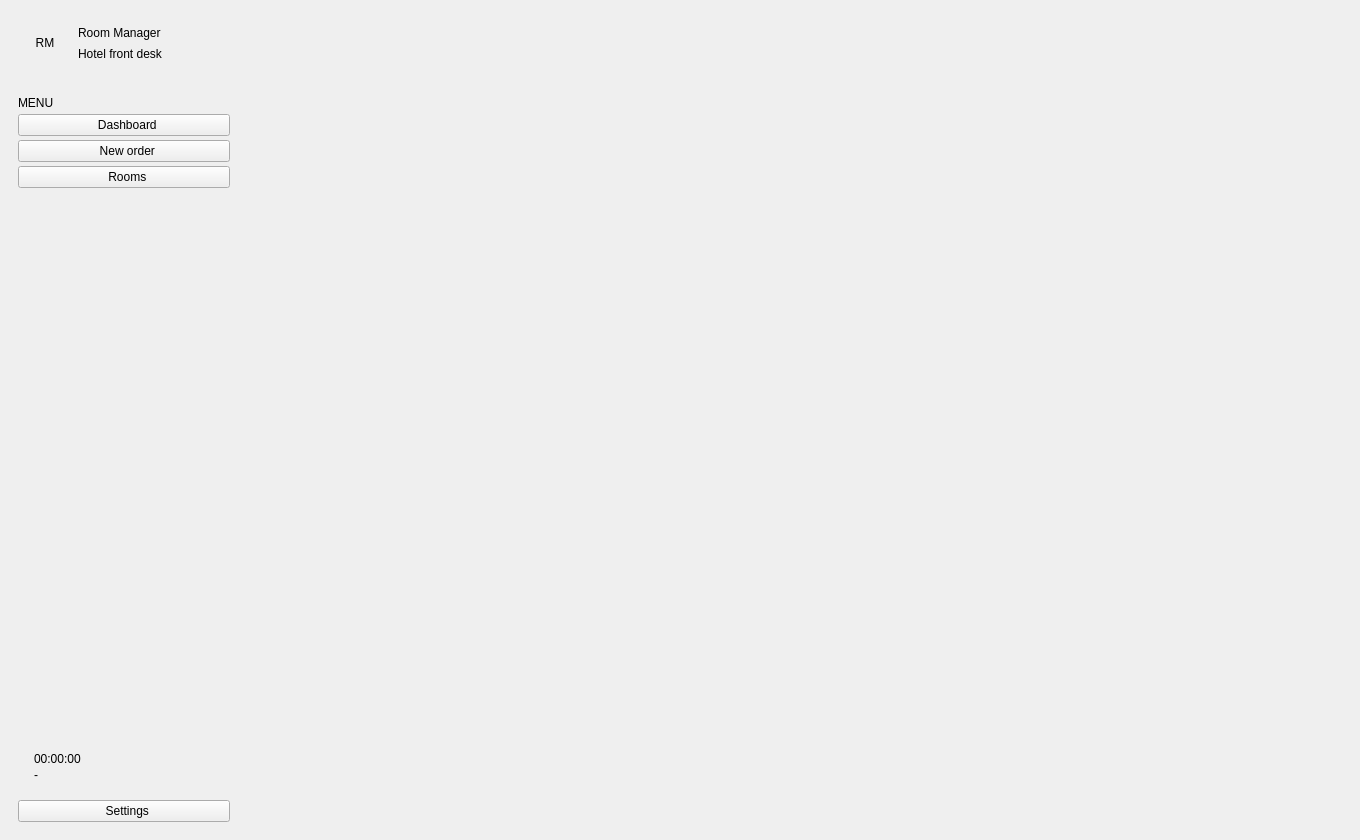
This is src/1.1 - sql-UI/UI/UI_Files/main_page.ui in NaorFarjun02/Room_Management as Qt 5 draws it before an edit. The edited form follows.
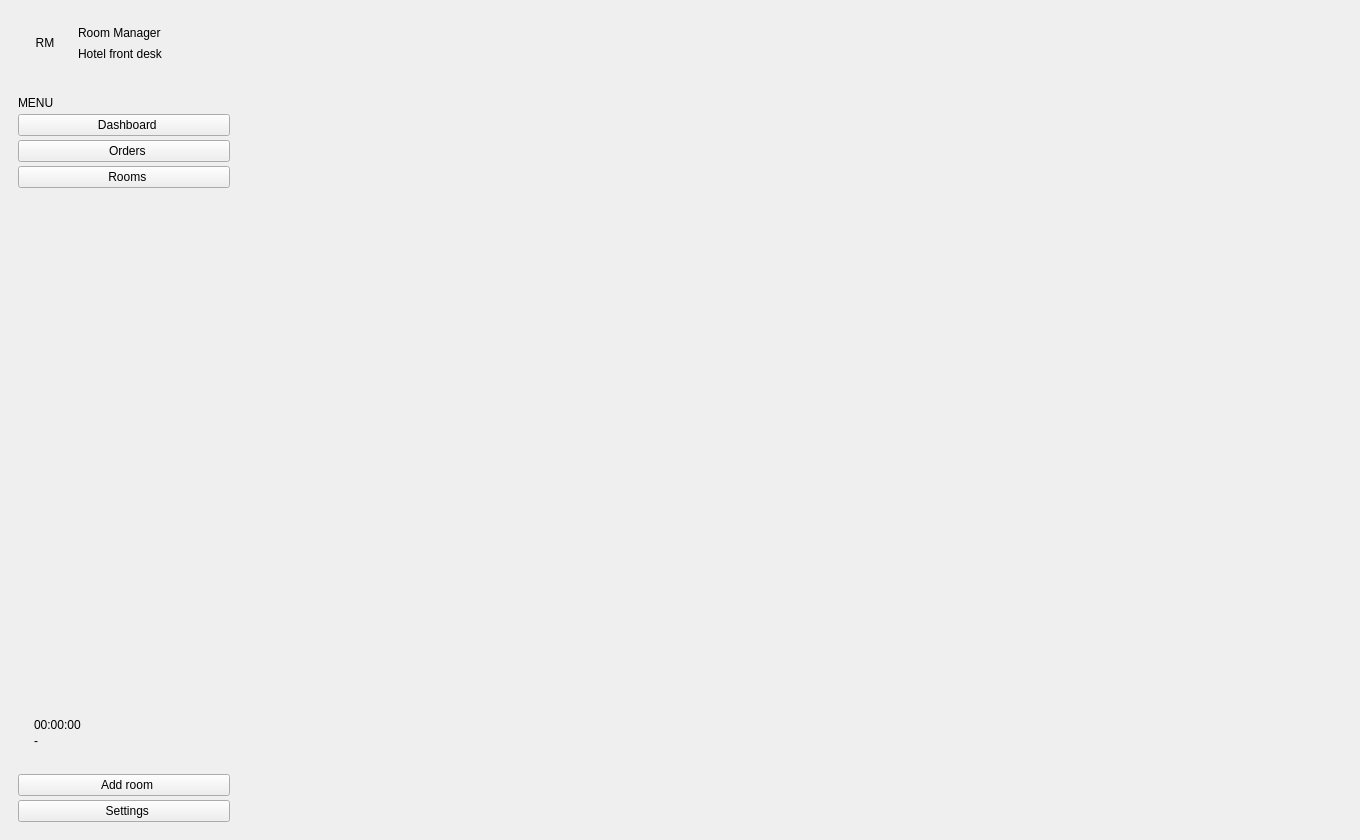
This is the edited form.

Commit message: Add orders page, settings page, room filters and fault fixes

The edit to the form file:
```diff
--- a/src/1.1 - sql-UI/UI/UI_Files/main_page.ui
+++ b/src/1.1 - sql-UI/UI/UI_Files/main_page.ui
@@ -158,7 +158,7 @@
           <cursorShape>PointingHandCursor</cursorShape>
          </property>
          <property name="text">
-          <string>  New order</string>
+          <string>  Orders</string>
          </property>
         </widget>
        </item>
@@ -220,6 +220,35 @@
          </layout>
         </widget>
        </item>
+       <item>
+        <spacer name="clock_spacer">
+         <property name="orientation">
+          <enum>Qt::Vertical</enum>
+         </property>
+         <property name="sizeType">
+          <enum>QSizePolicy::Fixed</enum>
+         </property>
+         <property name="sizeHint" stdset="0">
+          <size>
+           <width>20</width>
+           <height>8</height>
+          </size>
+         </property>
+        </spacer>
+       </item>
+       <item>
+        <widget class="QPushButton" name="add_room_btn">
+         <property name="cursor">
+          <cursorShape>PointingHandCursor</cursorShape>
+         </property>
+         <property name="text">
+          <string>  Add room</string>
+         </property>
+         <property name="autoDefault">
+          <bool>false</bool>
+         </property>
+        </widget>
+       </item>
        <item>
         <widget class="QPushButton" name="setting_button">
          <property name="cursor">
```
Left out of the diff: 2 changed lines with no effect on the pictures. The commit also changes 20 other files.
